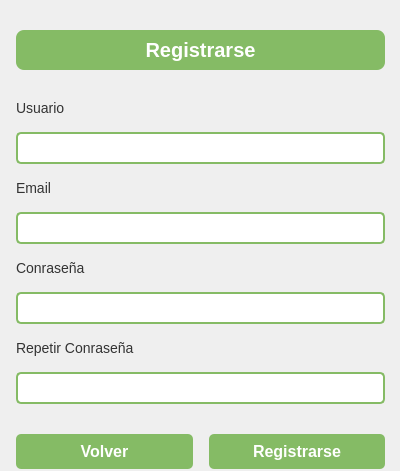
Qt form ui/Register.ui (JoseManuelLuque/BillGuard) before a commit.
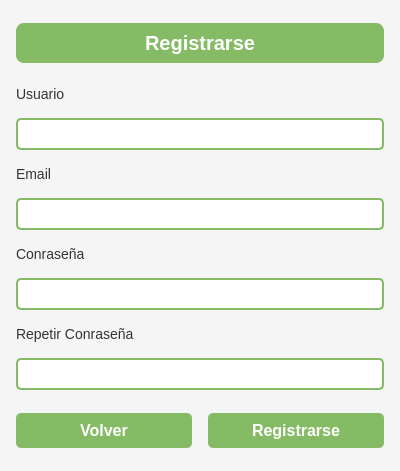
The same form after that commit.

What changed in the file:
```diff
--- a/ui/Register.ui
+++ b/ui/Register.ui
@@ -21,11 +21,11 @@
   </property>
   <property name="styleSheet">
    <string notr="true">/* Estilo general del fondo */
-QWidget#Login {
+QWidget#Register {
     background-color: #F5F5F5;
 }
 
-/* Estilo del título &quot;Iniciar Sesión&quot; */
+/* Estilo del título "Registrarse" */
 QLabel#Loginlabel {
     background-color: #85BB65;
     color: white;
@@ -68,15 +68,6 @@
     background-color: #5C8E3E;
 }</string>
   </property>
-  <widget class="QWidget" name="verticalLayoutWidget">
-   <property name="geometry">
-    <rect>
-     <x>0</x>
-     <y>0</y>
-     <width>401</width>
-     <height>502</height>
-    </rect>
-   </property>
    <layout class="QVBoxLayout" name="ColumnaPrincipal">
     <property name="spacing">
      <number>16</number>
@@ -211,7 +202,6 @@
      </layout>
     </item>
    </layout>
-  </widget>
  </widget>
  <resources/>
  <connections/>
```
Lines whose indentation alone changed are shown as unchanged.
